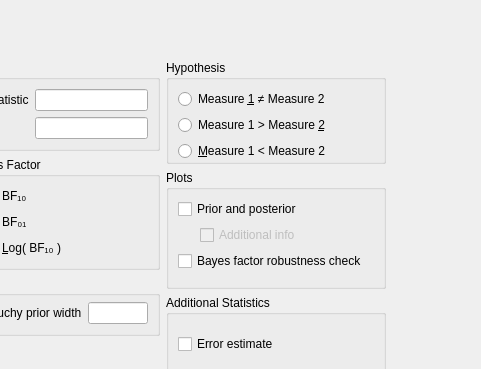
Above: JASP-Desktop/analysisforms/bffromtpairedsamplesform.ui from jasp-stats/jasp-desktop before the change; both pictures show x 125 to 606 and y 0 to 369 of the 606 by 868 pixel window. Below: the same form after it.
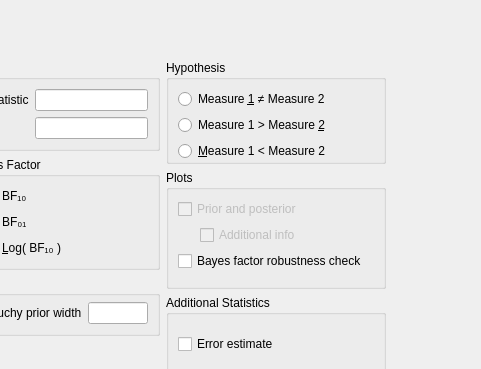
That is the form after the change. Custom widgets are drawn as their Qt base class.

Commit message: disabled prior and posterior plots checkbox

What changed in the file:
```diff
--- a/JASP-Desktop/analysisforms/bffromtpairedsamplesform.ui
+++ b/JASP-Desktop/analysisforms/bffromtpairedsamplesform.ui
@@ -365,6 +365,9 @@
            <layout class="QGridLayout" name="gridLayout_4">
             <item row="0" column="0" colspan="3">
              <widget class="BoundCheckBox" name="plotPriorAndPosterior">
+              <property name="enabled">
+               <bool>false</bool>
+              </property>
               <property name="sizePolicy">
                <sizepolicy hsizetype="Fixed" vsizetype="Fixed">
                 <horstretch>0</horstretch>
```
The commit also changes 2 other files.
